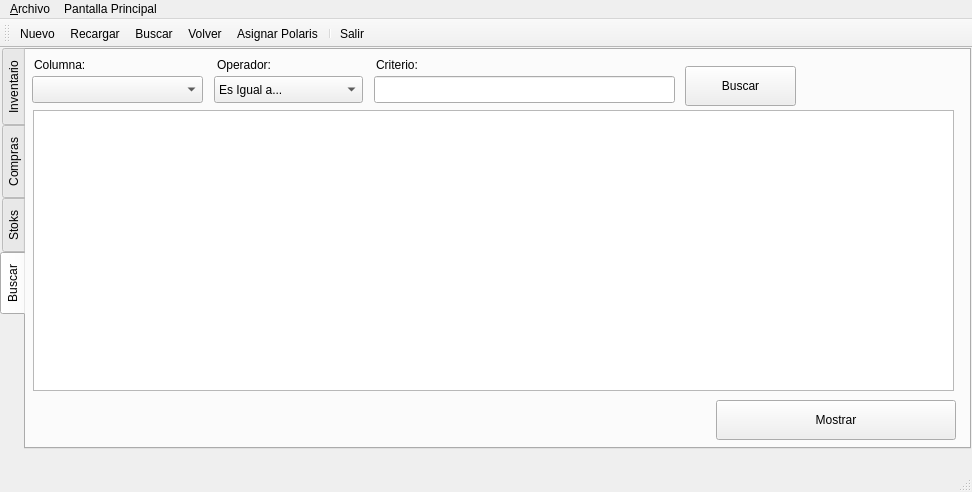
Old version of the form aplicacion/polaris/ui/frm_inventario.ui in the repository eduardouio/gelvsrm.
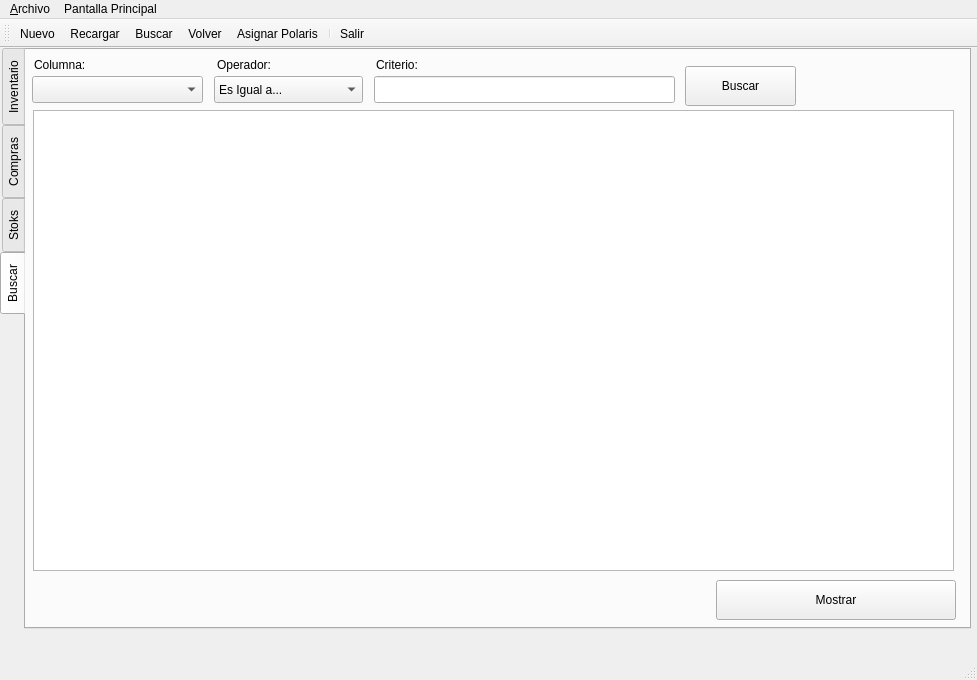
New version of the form. The open tabs and pages were chosen to show the change. Icons and pictures are not drawn.

Commit message: se completa información en la base de datos con relacion a los viajes

Diff of the .ui file:
```diff
--- a/aplicacion/polaris/ui/frm_inventario.ui
+++ b/aplicacion/polaris/ui/frm_inventario.ui
@@ -6,8 +6,8 @@
    <rect>
     <x>0</x>
     <y>0</y>
-    <width>972</width>
-    <height>492</height>
+    <width>977</width>
+    <height>680</height>
    </rect>
   </property>
   <property name="acceptDrops">
@@ -33,7 +33,7 @@
       <x>0</x>
       <y>0</y>
       <width>971</width>
-      <height>401</height>
+      <height>581</height>
      </rect>
     </property>
     <property name="toolTip">
@@ -1421,7 +1421,7 @@
         <x>7</x>
         <y>60</y>
         <width>921</width>
-        <height>281</height>
+        <height>461</height>
        </rect>
       </property>
       <property name="toolTip">
@@ -1555,7 +1555,7 @@
       <property name="geometry">
        <rect>
         <x>690</x>
-        <y>350</y>
+        <y>530</y>
         <width>240</width>
         <height>40</height>
        </rect>
@@ -1577,7 +1577,7 @@
     <rect>
      <x>0</x>
      <y>0</y>
-     <width>972</width>
+     <width>977</width>
      <height>25</height>
     </rect>
    </property>
```
Left out of the diff: 2 changed lines with no effect on the pictures. The commit also changes 1 other file.
